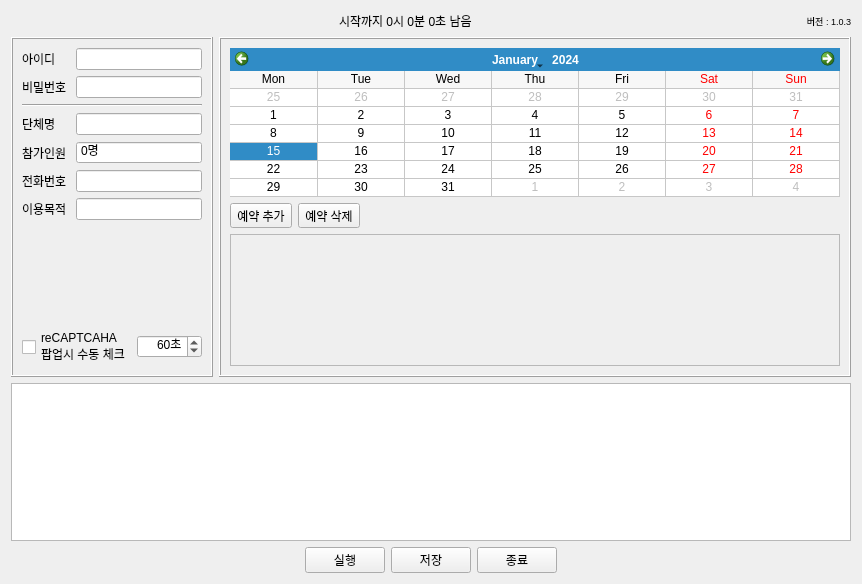
Above: MainForm.ui from hyo0913/Gunpo-UC-Booker before the change. Below: the same form after it.
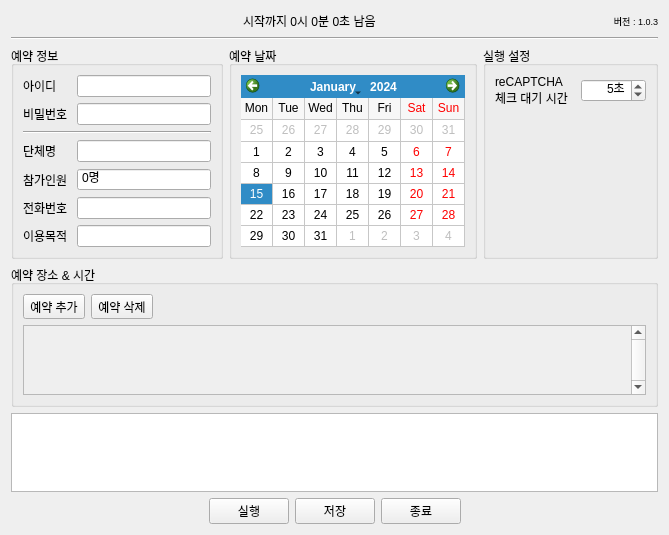
That is the form after the change.

Commit message:
시간 체크, ini 없이 실행 문제
시간만 체크 기능 추가
ini 파일 없을 때 비밀번호 암호화 로직에서 비정상 종료

Diff of the .ui file:
```diff
--- a/MainForm.ui
+++ b/MainForm.ui
@@ -6,14 +6,26 @@
    <rect>
     <x>0</x>
     <y>0</y>
-    <width>862</width>
-    <height>584</height>
+    <width>669</width>
+    <height>535</height>
    </rect>
   </property>
+  <property name="minimumSize">
+   <size>
+    <width>669</width>
+    <height>0</height>
+   </size>
+  </property>
+  <property name="maximumSize">
+   <size>
+    <width>669</width>
+    <height>16777215</height>
+   </size>
+  </property>
   <property name="windowTitle">
    <string>Gunpo UC Booker</string>
   </property>
-  <layout class="QVBoxLayout" name="verticalLayout_3">
+  <layout class="QVBoxLayout" name="verticalLayout_3" stretch="0,0,0,1,1,0">
    <item>
     <layout class="QHBoxLayout" name="horizontalLayout_8">
      <item>
@@ -67,16 +79,20 @@
     </layout>
    </item>
    <item>
-    <layout class="QHBoxLayout" name="horizontalLayout_6" stretch="0,1">
+    <widget class="Line" name="line_2">
+     <property name="orientation">
+      <enum>Qt::Horizontal</enum>
+     </property>
+    </widget>
+   </item>
      <item>
-      <widget class="QFrame" name="frame">
-       <property name="frameShape">
-        <enum>QFrame::Box</enum>
+    <layout class="QHBoxLayout" name="horizontalLayout_12" stretch="0,0,0">
+     <item>
+      <widget class="QGroupBox" name="groupBoxBookInfo">
+       <property name="title">
+        <string>예약 정보</string>
        </property>
-       <property name="frameShadow">
-        <enum>QFrame::Raised</enum>
-       </property>
-       <layout class="QVBoxLayout" name="verticalLayout">
+       <layout class="QVBoxLayout" name="verticalLayout_4">
         <item>
          <layout class="QHBoxLayout" name="horizontalLayout">
           <item>
@@ -222,26 +238,59 @@
           </item>
          </layout>
         </item>
+       </layout>
+      </widget>
+     </item>
         <item>
-         <spacer name="verticalSpacer">
-          <property name="orientation">
-           <enum>Qt::Vertical</enum>
-          </property>
-          <property name="sizeHint" stdset="0">
+      <widget class="QGroupBox" name="groupBoxBookDate">
+       <property name="maximumSize">
            <size>
-            <width>17</width>
-            <height>137</height>
-           </size>
-          </property>
-         </spacer>
+         <width>258</width>
+         <height>226</height>
+        </size>
+       </property>
+       <property name="title">
+        <string>예약 날짜</string>
+       </property>
+       <layout class="QVBoxLayout" name="verticalLayout_5">
+        <item>
+         <widget class="QCalendarWidget" name="calendarWidget">
+          <property name="gridVisible">
+           <bool>true</bool>
+          </property>
+          <property name="verticalHeaderFormat">
+           <enum>QCalendarWidget::NoVerticalHeader</enum>
+          </property>
+         </widget>
         </item>
+       </layout>
+      </widget>
+     </item>
         <item>
-         <layout class="QHBoxLayout" name="horizontalLayout_7">
+      <widget class="QGroupBox" name="groupBoxExecConfig">
+       <property name="title">
+        <string>실행 설정</string>
+       </property>
+       <layout class="QVBoxLayout" name="verticalLayout">
           <item>
-           <widget class="QCheckBox" name="checkBoxWaitRecaptcha">
+         <layout class="QHBoxLayout" name="horizontalLayout_6">
+          <item>
+           <widget class="QLabel" name="labelRecaptchaTimeout">
+            <property name="minimumSize">
+             <size>
+              <width>80</width>
+              <height>0</height>
+             </size>
+            </property>
+            <property name="maximumSize">
+             <size>
+              <width>80</width>
+              <height>16777215</height>
+             </size>
+            </property>
             <property name="text">
-             <string>reCAPTCAHA
-팝업시 수동 체크</string>
+             <string>reCAPTCHA
+체크 대기 시간</string>
             </property>
            </widget>
           </item>
@@ -257,49 +306,36 @@
              <number>1000</number>
             </property>
             <property name="value">
-             <number>60</number>
+             <number>5</number>
             </property>
            </widget>
           </item>
          </layout>
         </item>
+        <item>
+         <spacer name="verticalSpacer">
+          <property name="orientation">
+           <enum>Qt::Vertical</enum>
+          </property>
+          <property name="sizeHint" stdset="0">
+           <size>
+            <width>20</width>
+            <height>40</height>
+           </size>
+          </property>
+         </spacer>
+        </item>
        </layout>
       </widget>
      </item>
+    </layout>
+   </item>
      <item>
-      <widget class="QFrame" name="frame_2">
-       <property name="frameShape">
-        <enum>QFrame::Box</enum>
-       </property>
-       <property name="frameShadow">
-        <enum>QFrame::Raised</enum>
+    <widget class="QGroupBox" name="groupBox">
+     <property name="title">
+      <string>예약 장소 &amp;&amp; 시간</string>
        </property>
        <layout class="QVBoxLayout" name="verticalLayout_2">
-        <property name="leftMargin">
-         <number>9</number>
-        </property>
-        <property name="topMargin">
-         <number>9</number>
-        </property>
-        <property name="rightMargin">
-         <number>9</number>
-        </property>
-        <property name="bottomMargin">
-         <number>9</number>
-        </property>
-        <item>
-         <widget class="QCalendarWidget" name="calendarWidget">
-          <property name="styleSheet">
-           <string notr="true"/>
-          </property>
-          <property name="gridVisible">
-           <bool>true</bool>
-          </property>
-          <property name="verticalHeaderFormat">
-           <enum>QCalendarWidget::NoVerticalHeader</enum>
-          </property>
-         </widget>
-        </item>
         <item>
          <layout class="QHBoxLayout" name="horizontalLayout_4">
           <item>
@@ -333,6 +369,27 @@
         </item>
         <item>
          <widget class="QScrollArea" name="scrollAreaBookItems">
+        <property name="sizePolicy">
+         <sizepolicy hsizetype="MinimumExpanding" vsizetype="Expanding">
+          <horstretch>0</horstretch>
+          <verstretch>0</verstretch>
+         </sizepolicy>
+        </property>
+        <property name="minimumSize">
+         <size>
+          <width>331</width>
+          <height>0</height>
+         </size>
+        </property>
+        <property name="frameShadow">
+         <enum>QFrame::Plain</enum>
+        </property>
+        <property name="verticalScrollBarPolicy">
+         <enum>Qt::ScrollBarAlwaysOn</enum>
+        </property>
+        <property name="horizontalScrollBarPolicy">
+         <enum>Qt::ScrollBarAlwaysOff</enum>
+        </property>
           <property name="widgetResizable">
            <bool>true</bool>
           </property>
@@ -341,8 +398,8 @@
             <rect>
              <x>0</x>
              <y>0</y>
-             <width>601</width>
-             <height>99</height>
+           <width>612</width>
+           <height>69</height>
             </rect>
            </property>
            <layout class="QVBoxLayout" name="verticalLayoutBookItems">
@@ -368,8 +425,8 @@
               </property>
               <property name="sizeHint" stdset="0">
                <size>
-                <width>20</width>
-                <height>40</height>
+              <width>221</width>
+              <height>292</height>
                </size>
               </property>
              </spacer>
@@ -380,8 +437,6 @@
         </item>
        </layout>
       </widget>
-     </item>
-    </layout>
    </item>
    <item>
     <widget class="QTextEdit" name="textEditLog">
```
Lines whose indentation alone changed are shown as unchanged. The commit also changes 1 other file.
